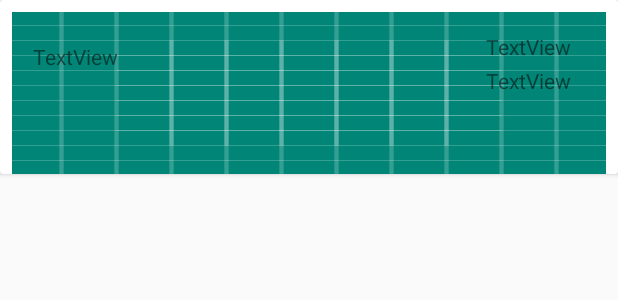
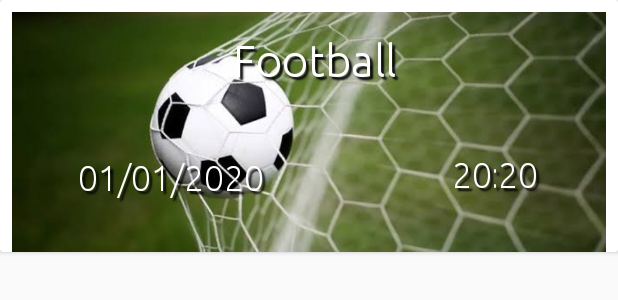
Before and after one commit to rahul0101/Spielen, an Android app: the layout event_card.xml on its own in the app's theme, with its tools: preview values and no code run, on a phone screen of 412 x 824 dp. Shown: the top 300 px of the screen. Run offline under Robolectric (Android 15) with nearby library versions, the phone set to English and light mode, and no system bars.

Commit message:
Edit card UI

```diff
--- a/app/src/main/res/layout/event_card.xml
+++ b/app/src/main/res/layout/event_card.xml
@@ -6,42 +6,67 @@
 
     <RelativeLayout
         android:layout_width="match_parent"
-        android:layout_height="wrap_content"
+        android:layout_height="160dp"
         android:layout_marginStart="8dp"
         android:layout_marginTop="8dp"
         android:layout_marginEnd="8dp"
-        android:background="@drawable/ic_launcher_background">
+        android:background="@drawable/football">
 
         <TextView
             android:id="@+id/textViewTime"
-            android:layout_width="wrap_content"
+            android:layout_width="77dp"
             android:layout_height="wrap_content"
             android:layout_alignParentTop="true"
             android:layout_alignParentEnd="true"
-            android:layout_marginTop="13dp"
-            android:layout_marginEnd="23dp"
-            android:text="TextView" />
+            android:layout_marginTop="94dp"
+            android:layout_marginEnd="25dp"
+            android:fontFamily="@font/ubuntu_light"
+            android:shadowColor="#000000"
+            android:shadowDx="@dimen/shadowdx"
+            android:shadowDy="@dimen/shadowdy"
+            android:shadowRadius="1.0"
+            android:text="20:20"
+            android:textColor="@color/common_google_signin_btn_text_dark_default"
+            android:textSize="24sp" />
 
         <TextView
             android:id="@+id/textViewDate"
-            android:layout_width="wrap_content"
-            android:layout_height="wrap_content"
+            android:layout_width="141dp"
+            android:layout_height="33dp"
+            android:layout_alignParentStart="true"
             android:layout_alignParentTop="true"
-            android:layout_alignParentEnd="true"
-            android:layout_marginTop="36dp"
-            android:layout_marginEnd="23dp"
+            android:layout_marginStart="44dp"
+            android:layout_marginTop="96dp"
+            android:layout_marginEnd="47dp"
             android:layout_marginBottom="20dp"
-            android:text="TextView" />
+            android:layout_toStartOf="@+id/textViewTime"
+            android:fontFamily="@font/ubuntu_light"
+            android:shadowColor="#000000"
+            android:shadowDx="@dimen/shadowdx"
+            android:shadowDy="@dimen/shadowdy"
+            android:shadowRadius="1.0"
+            android:text="01/01/2020"
+            android:textColor="@color/common_google_signin_btn_text_dark_default"
+            android:textSize="24sp" />
 
         <TextView
             android:id="@+id/textViewEventName"
-            android:layout_width="178dp"
-            android:layout_height="31dp"
+            android:layout_width="201dp"
+            android:layout_height="wrap_content"
             android:layout_alignParentStart="true"
             android:layout_alignParentTop="true"
-            android:layout_marginStart="14dp"
-            android:layout_marginTop="20dp"
-            android:text="TextView" />
+            android:layout_alignParentEnd="true"
+            android:layout_marginStart="147dp"
+            android:layout_marginTop="14dp"
+            android:layout_marginEnd="29dp"
+            android:fontFamily="@font/ubuntu_light"
+            android:shadowColor="#000000"
+            android:shadowDx="@dimen/shadowdx"
+            android:shadowDy="@dimen/shadowdy"
+            android:shadowRadius="1.0"
+            android:text="Football"
+            android:textColor="@color/common_google_signin_btn_text_dark_default"
+            android:textSize="30sp" />
     </RelativeLayout>
 
 </androidx.cardview.widget.CardView>
--- a/app/src/main/res/values/dimens.xml
+++ b/app/src/main/res/values/dimens.xml
@@ -3,4 +3,7 @@
     <dimen name="activity_horizontal_margin">30dp</dimen>
     <dimen name="activity_vertical_margin">16dp</dimen>
     <dimen name="btn_corner_radius">2dp</dimen>
+    <dimen name="shadowdx">3</dimen>
+    <dimen name="shadowdy">3</dimen>
+
 </resources>
```
Also changed, not shown: app/src/main/res/drawable/cricket.jpeg (added), app/src/main/res/drawable/football.jpeg (added), app/src/main/res/drawable/tabletennis.jpeg (added), app/src/main/res/drawable/tennis.jpeg (added).
